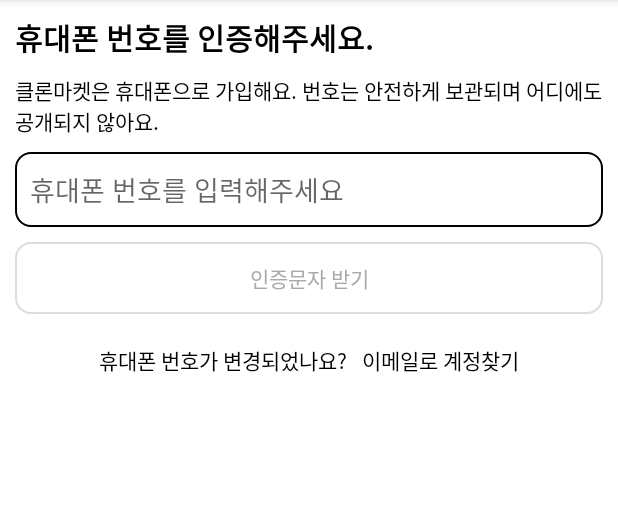
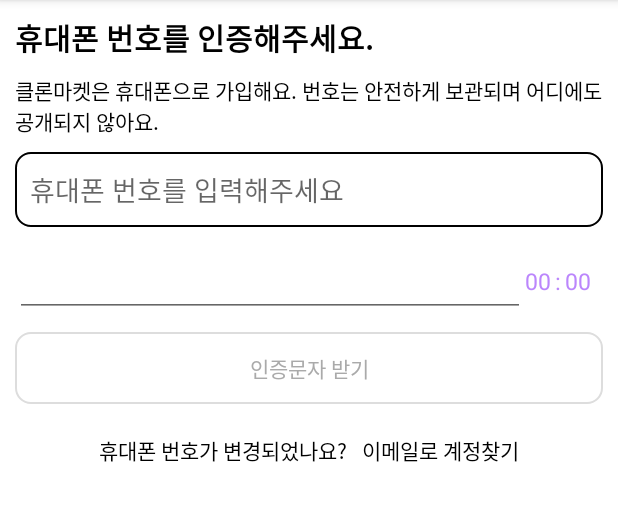
Before and after one commit to jin0220/CloneMarket-202303, an Android app: the LoginPhoneActivity screen opened directly, with no data from a screen before it, on a phone screen of 412 x 824 dp, the part 84-605 px from its top. Run offline under Robolectric (Android 15) with nearby library versions, the phone set to English and light mode, and no system bars.

Commit message:
[Feat] 인증번호 제한 시간 기능 추가

```diff
--- a/UI/app/src/main/java/com/example/clonemarket/LoginPhoneActivity.java
+++ b/UI/app/src/main/java/com/example/clonemarket/LoginPhoneActivity.java
@@ -10,11 +10,21 @@
 import android.util.Log;
 import android.view.View;
 import android.widget.Button;
+import android.widget.EditText;
+import android.widget.LinearLayout;
 import android.widget.TextView;
 
+import org.w3c.dom.Text;
+
+import java.util.Timer;
+import java.util.TimerTask;
+
 public class LoginPhoneActivity extends AppCompatActivity {
-    TextView editTextPhone, emailLogin;
-    Button msg;
+    TextView editTextPhone, emailLogin, minuteText, secondText;
+    EditText editTextAuthNum;
+    Button msg, confirm;
+    LinearLayout authNum;
+    int minute, second;
 
     @Override
     protected void onCreate(Bundle savedInstanceState) {
@@ -24,6 +34,11 @@
         editTextPhone = findViewById(R.id.editTextPhone2);
         emailLogin = findViewById(R.id.textView3);
         msg = findViewById(R.id.button2);
+        authNum = findViewById(R.id.authNum);
+        minuteText = findViewById(R.id.timer);
+        secondText = findViewById(R.id.timer2);
+        editTextAuthNum = findViewById(R.id.editTextAuthNum);
+        confirm = findViewById(R.id.button3);
 
         editTextPhone.addTextChangedListener(new TextWatcher() {
             @Override
@@ -33,7 +48,7 @@
 
             @Override
             public void onTextChanged(CharSequence charSequence, int start, int before, int count) {
-                if(editTextPhone.getText().length() >= 10){
+                if (editTextPhone.getText().length() >= 10) {
                     msg.setTextColor(Color.BLACK);
                     msg.setEnabled(true);
                 }
@@ -45,10 +60,79 @@
             }
         });
 
-        if(editTextPhone.getText().length() >= 10) {
-            msg.setEnabled(true);
-            msg.setTextColor(Color.BLACK);
-        }
+        msg.setOnClickListener(new View.OnClickListener() {
+            @Override
+            public void onClick(View view) {
+                authNum.setVisibility(View.VISIBLE);
+                minuteText.setText("03");
+                secondText.setText("00");
+
+                minute = Integer.parseInt(minuteText.getText().toString());
+                second = Integer.parseInt(secondText.getText().toString());
+
+                msg.setText("인증문자 다시 받기");
+                confirm.setVisibility(View.VISIBLE);
+
+                Timer timer = new Timer();
+                TimerTask timerTask = new TimerTask() {
+                    @Override
+                    public void run() {
+                        LoginPhoneActivity.this.runOnUiThread(new Runnable() {
+                            public void run() {
+                                if (second != 0) {
+                                    second--;
+                                } else if (minute != 0) {
+                                    minute--;
+                                    second = 59;
+                                }
+
+                                minuteText.setText("0" + minute);
+
+                                if (second > 9)
+                                    secondText.setText(Integer.toString(second));
+                                else
+                                    secondText.setText("0" + second);
+
+                                if (minute == 0 && second == 0) {
+                                    timer.cancel(); // 타이머 종료
+                                }
+                            }
+                        });
+                    }
+                };
+
+                timer.schedule(timerTask, 0, 1000); //Timer 실행
+            }
+        });
+
+        editTextAuthNum.addTextChangedListener(new TextWatcher() {
+            @Override
+            public void beforeTextChanged(CharSequence charSequence, int i, int i1, int i2) {
+
+            }
+
+            @Override
+            public void onTextChanged(CharSequence charSequence, int i, int i1, int i2) {
+                if (editTextAuthNum.getText().length() >= 6) {
+                    confirm.setBackground(getResources().getDrawable(R.drawable.btn_2));
+                    confirm.setTextColor(Color.WHITE);
+                    confirm.setEnabled(true);
+                }
+            }
+
+            @Override
+            public void afterTextChanged(Editable editable) {
+
+            }
+        });
+
+        confirm.setOnClickListener(new View.OnClickListener() {
+            @Override
+            public void onClick(View view) {
+                Intent intent = new Intent(LoginPhoneActivity.this, MainActivity.class);
+                startActivity(intent);
+            }
+        });
 
         emailLogin.setOnClickListener(new View.OnClickListener() {
             @Override
--- /dev/null
+++ b/UI/app/src/main/res/drawable/btn_2.xml
@@ -0,0 +1,10 @@
+<?xml version="1.0" encoding="utf-8"?>
+<shape
+    xmlns:android="http://schemas.android.com/apk/res/android"
+    android:shape="rectangle">
+
+    <solid android:color="@color/purple_200" />
+    <stroke android:color="@color/purple_200" android:width="1dp" />
+    <corners android:radius="10dp" />
+
+</shape>
--- a/UI/app/src/main/res/layout/activity_login_phone.xml
+++ b/UI/app/src/main/res/layout/activity_login_phone.xml
@@ -37,6 +37,52 @@
         android:hint="휴대폰 번호를 입력해주세요"
         android:padding="10dp"/>
 
+    <LinearLayout
+        android:id="@+id/authNum"
+        android:layout_width="match_parent"
+        android:layout_height="wrap_content"
+        android:orientation="horizontal"
+        >
+
+        <EditText
+            android:id="@+id/editTextAuthNum"
+            android:layout_width="340dp"
+            android:layout_height="50dp"
+            android:ems="10"
+            android:inputType="phone"
+            android:layout_marginBottom="10dp"
+            android:padding="10dp"/>
+
+        <TextView
+            android:id="@+id/timer"
+            android:layout_width="wrap_content"
+            android:layout_height="wrap_content"
+            android:inputType="time"
+            android:text="00"
+            android:textSize="15dp"
+            android:textColor="@color/purple_200"/>
+
+        <TextView
+            android:id="@+id/divider"
+            android:layout_width="wrap_content"
+            android:layout_height="wrap_content"
+            android:inputType="time"
+            android:padding="2.5dp"
+            android:text=":"
+            android:textSize="15dp"
+            android:textColor="@color/purple_200"/>
+
+        <TextView
+            android:id="@+id/timer2"
+            android:layout_width="wrap_content"
+            android:layout_height="wrap_content"
+            android:inputType="time"
+            android:text="00"
+            android:textSize="15dp"
+            android:textColor="@color/purple_200"/>
+
+    </LinearLayout>
+
     <android.widget.Button
         android:id="@+id/button2"
         android:layout_width="match_parent"
@@ -45,6 +91,18 @@
         android:textColor="#aaa"
         android:text="인증문자 받기"
         android:enabled="false"
+        android:background="@drawable/btn_1"/>
+
+    <android.widget.Button
+        android:id="@+id/button3"
+        android:layout_width="match_parent"
+        android:layout_height="wrap_content"
+        android:layout_weight="1"
+        android:textColor="#aaa"
+        android:visibility="gone"
+        android:text="번호인증완료"
+        android:enabled="false"
+        android:layout_marginTop="20dp"
         android:background="@drawable/btn_1"/>
 
     <LinearLayout
```
